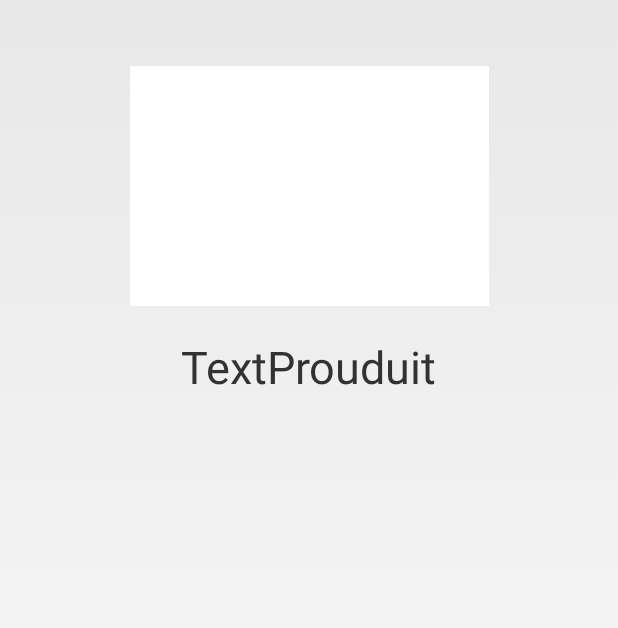
After one commit to Thoogui/bioRelai, an Android app: the ConsulterLaLigneCommandeActivity screen opened directly, with no data from a screen before it, on a phone screen of 412 x 824 dp. The commit adds this screen. Shown: the top 628 px of the screen. Run offline under Robolectric (Android 15) with nearby library versions, the phone set to English and light mode, and no system bars; our stand-ins replace Picasso; pictures from the network do not load; 5 statements that could not run were skipped.

Commit message:
Ajout fonction + text

```diff
--- a/app/build.gradle
+++ b/app/build.gradle
@@ -26,6 +26,6 @@ dependencies {
     })
     compile 'com.android.support.constraint:constraint-layout:1.0.2'
     testCompile 'junit:junit:4.12'
-
     compile 'com.squareup.okhttp3:okhttp:3.7.0'
+    compile 'com.squareup.picasso:picasso:2.5.2'
 }
--- a/app/src/main/AndroidManifest.xml
+++ b/app/src/main/AndroidManifest.xml
@@ -28,6 +28,8 @@
     </activity>
         <activity android:name=".ConsulterLigneCommandeJourActivity" >
         </activity>
+        <activity android:name=".ConsulterLaLigneCommandeActivity" >
+        </activity>
     </application>
 
 </manifest>
--- a/app/src/main/java/com/example/gfix/biorelai2/ConsulterAncienneCommandeActivity.java
+++ b/app/src/main/java/com/example/gfix/biorelai2/ConsulterAncienneCommandeActivity.java
@@ -38,7 +38,6 @@ public class ConsulterAncienneCommandeActivity extends Activity {
             }
             else if(log.getString("statut").equals("producteur")){
                 Producteur unProducteur =  lesProducteurs.getProducteurByIDUtilisateur(log.getString("idutilisateur"));
-
                 commandes = lesCommandes.getListOldCommandesProducteur(unProducteur.getIdProducteur());
             }
             else{
--- /dev/null
+++ b/app/src/main/java/com/example/gfix/biorelai2/ConsulterLaLigneCommandeActivity.java
@@ -0,0 +1,60 @@
+package com.example.gfix.biorelai2;
+
+import android.app.Activity;
+import android.graphics.Bitmap;
+import android.graphics.BitmapFactory;
+import android.os.Bundle;
+import android.widget.ImageView;
+import android.widget.TextView;
+
+import com.squareup.picasso.Picasso;
+
+import org.json.JSONException;
+import org.json.JSONObject;
+
+import java.io.IOException;
+import java.io.InputStream;
+import java.net.MalformedURLException;
+import java.net.URL;
+import java.util.ArrayList;
+
+import okhttp3.OkHttpClient;
+
+public class ConsulterLaLigneCommandeActivity extends Activity {
+
+    String responseStr;
+    OkHttpClient client = new OkHttpClient();
+
+    @Override
+    protected void onCreate(Bundle savedInstanceState) {
+        super.onCreate(savedInstanceState);
+        setContentView(R.layout.activity_ligne_commande);
+        LigneCommande uneLigne = lesLignesCommandes.getLigneCommandes(lesCommandes.getUneCommandeByID(getIntent().getStringExtra("idCommande")),lesProduits.getUnProduitByID(getIntent().getStringExtra("idProduit")));
+        TextView unText = (TextView) findViewById(R.id.textProduit);
+        unText.setText(uneLigne.unProduit.getNomProduit());
+
+        ImageView uneImage = (ImageView) findViewById(R.id.imageProduit);
+        Picasso.with(this).load(uneLigne.unProduit.getPhotoProduit()).into(uneImage);
+
+        JSONObject log = null;
+        ArrayList<Commande> commandes = new ArrayList<>();
+        try {
+            log = new JSONObject(getIntent().getStringExtra("log"));
+
+            if(log.getString("statut").equals("client")){
+                Utilisateur unUtil = lesUtilisateurs.getUnUtilisateurByIDUTI(log.getString("idutilisateur"));
+            }
+            else if(log.getString("statut").equals("producteur")){
+                Producteur unProducteur =  lesProducteurs.getProducteurByIDUtilisateur(log.getString("idutilisateur"));
+            }
+            else{
+
+            }
+        } catch (JSONException e) {
+            e.printStackTrace();
+        }
+
+
+    }
+
+}
--- /dev/null
+++ b/app/src/main/res/layout/activity_ligne_commande.xml
@@ -0,0 +1,33 @@
+<?xml version="1.0" encoding="utf-8"?>
+<android.support.constraint.ConstraintLayout
+    xmlns:android="http://schemas.android.com/apk/res/android"
+    xmlns:app="http://schemas.android.com/apk/res-auto"
+    xmlns:tools="http://schemas.android.com/tools"
+    android:layout_width="match_parent"
+    android:layout_height="match_parent">
+
+    <ImageView
+        android:id="@+id/imageProduit"
+        android:layout_width="239dp"
+        android:layout_height="160dp"
+        android:layout_marginStart="8dp"
+        android:layout_marginTop="44dp"
+        android:layout_marginEnd="8dp"
+        android:src="@android:color/background_light"
+        app:layout_constraintEnd_toEndOf="parent"
+        app:layout_constraintStart_toStartOf="parent"
+        app:layout_constraintTop_toTopOf="parent" />
+
+    <TextView
+        android:id="@+id/textProduit"
+        android:layout_width="wrap_content"
+        android:layout_height="wrap_content"
+        android:layout_marginStart="8dp"
+        android:layout_marginTop="20dp"
+        android:layout_marginEnd="8dp"
+        android:text="TextProuduit"
+        android:textSize="30sp"
+        app:layout_constraintEnd_toEndOf="parent"
+        app:layout_constraintStart_toStartOf="parent"
+        app:layout_constraintTop_toBottomOf="@+id/imageProduit" />
+</android.support.constraint.ConstraintLayout>
```
Also changed, not shown: app/src/main/java/com/example/gfix/biorelai2/ConsulterAncienneLigneCommandeActivity.java (+17 -1 lines), app/src/main/java/com/example/gfix/biorelai2/ConsulterLigneCommandeJourActivity.java (+15 -1 lines).
